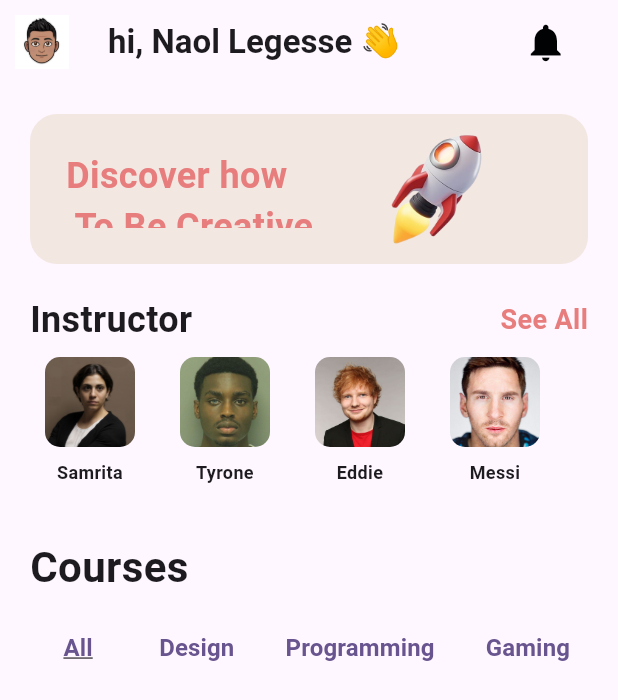
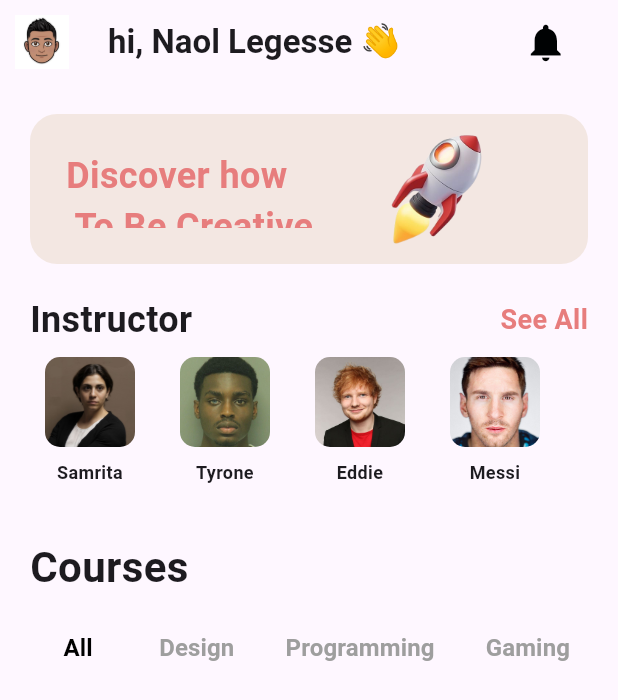
Before and after one commit to naolleg/tutorial_mobile_app, a Flutter app: the screen it shows after launch, on a phone screen of 412 x 824 dp. Shown: the top 700 px of the screen. Run offline on Flutter 3.47's test engine with Material 3 defaults, Android fonts, the phone set to English and light mode, and no system bars; our stand-ins replace flutter_svg.

Commit message:
update on course sub navigation

```diff
--- a/lib/widgets/courseSubNav.dart
+++ b/lib/widgets/courseSubNav.dart
@@ -20,15 +20,20 @@ class Coursesubnav extends StatelessWidget {
           for (int index = 0; index < 4; index++)
             TextButton(
               onPressed: () => onCourseSelected(index),
-              child: Text(
-                ['All', 'Design', 'Programming', 'Gaming'][index],
-                style: TextStyle(
-                  fontSize: 16,
-                  fontWeight: FontWeight.bold,
-                  decoration: selectedCourseIndex == index
-                      ? TextDecoration.underline
-                      : TextDecoration.none,
-                ),
+              child: Stack(
+                alignment: Alignment.center,
+                children: [
+                  Text(
+                    ['All', 'Design', 'Programming', 'Gaming'][index],
+                    style: TextStyle(
+                      fontSize: 16,
+                      fontWeight: FontWeight.bold,
+                      color: selectedCourseIndex == index
+                          ? Colors.black
+                          : Colors.grey,
+                    ),
+                  ),
+                ],
               ),
             ),
         ],
```
